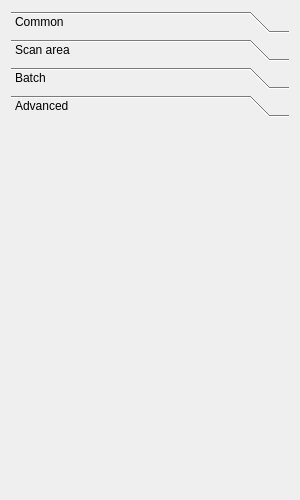
Before: the Qt Designer form gui/ui/OptionsWidget.ui in mensinda/qScan, drawn with Qt 5.
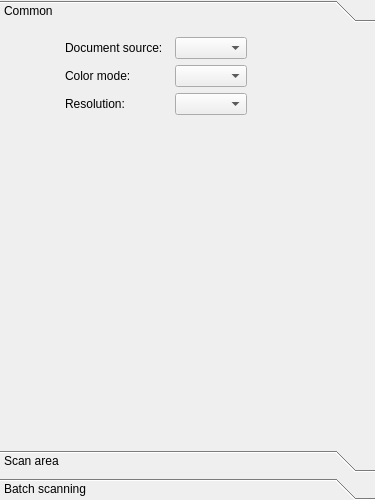
After: the same form once the commit is applied. The open tabs and pages were chosen to show the change.

```diff
--- a/gui/ui/OptionsWidget.ui
+++ b/gui/ui/OptionsWidget.ui
@@ -6,7 +6,7 @@
    <rect>
     <x>0</x>
     <y>0</y>
-    <width>300</width>
+    <width>375</width>
     <height>500</height>
    </rect>
   </property>
@@ -23,6 +23,21 @@
    </size>
   </property>
   <layout class="QVBoxLayout" name="verticalLayout">
+   <property name="spacing">
+    <number>0</number>
+   </property>
+   <property name="leftMargin">
+    <number>0</number>
+   </property>
+   <property name="topMargin">
+    <number>0</number>
+   </property>
+   <property name="rightMargin">
+    <number>0</number>
+   </property>
+   <property name="bottomMargin">
+    <number>0</number>
+   </property>
    <item>
     <widget class="QToolBox" name="toolBox">
      <property name="currentIndex">
@@ -33,8 +48,8 @@
        <rect>
         <x>0</x>
         <y>0</y>
-        <width>290</width>
-        <height>335</height>
+        <width>375</width>
+        <height>401</height>
        </rect>
       </property>
       <attribute name="label">
@@ -242,7 +257,7 @@
        </rect>
       </property>
       <attribute name="label">
-       <string>Batch</string>
+       <string>Batch scanning</string>
       </attribute>
       <layout class="QGridLayout" name="gridLayout_2">
        <item row="0" column="1">
@@ -335,34 +350,6 @@
        </item>
       </layout>
      </widget>
-     <widget class="QWidget" name="advanced">
-      <property name="geometry">
-       <rect>
-        <x>0</x>
-        <y>0</y>
-        <width>288</width>
-        <height>356</height>
-       </rect>
-      </property>
-      <attribute name="label">
-       <string>Advanced</string>
-      </attribute>
-      <layout class="QVBoxLayout" name="verticalLayout_2">
-       <item>
-        <spacer name="verticalSpacer">
-         <property name="orientation">
-          <enum>Qt::Vertical</enum>
-         </property>
-         <property name="sizeHint" stdset="0">
-          <size>
-           <width>0</width>
-           <height>0</height>
-          </size>
-         </property>
-        </spacer>
-       </item>
-      </layout>
-     </widget>
     </widget>
    </item>
   </layout>
```
Left out of the diff: 13 changed lines with no effect on the pictures.
